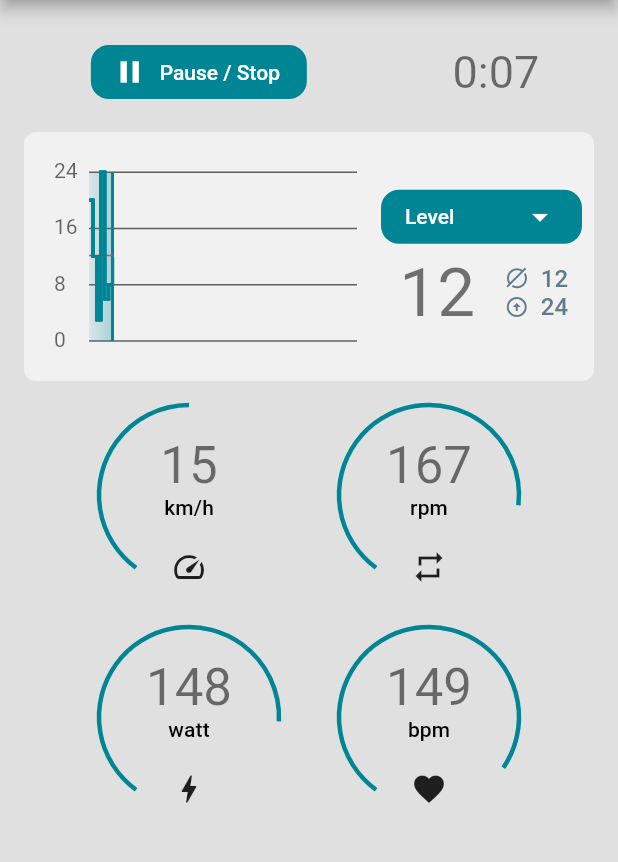
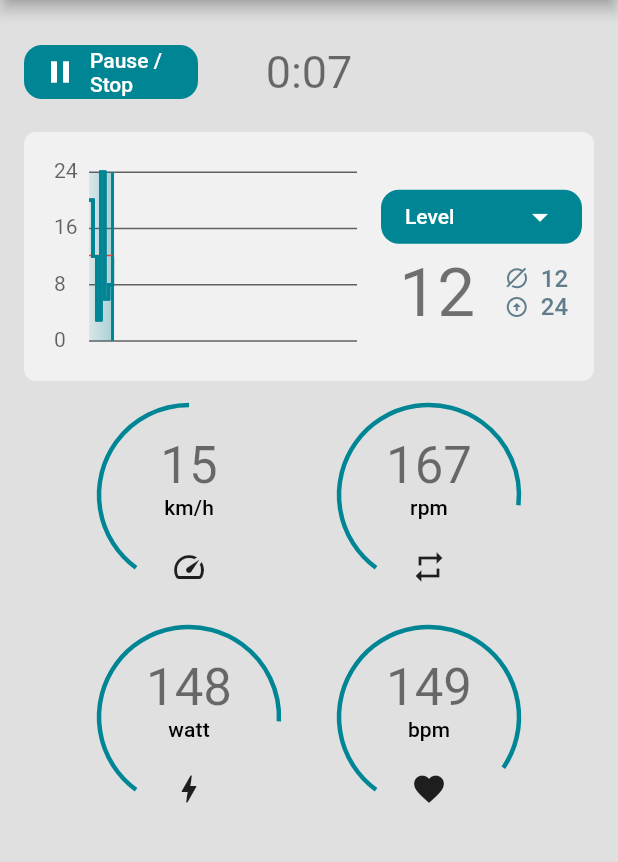
Before and after one commit to ArturAntin/workoutgraph, a Flutter app: the screen it shows after launch, on a phone screen of 412 x 824 dp, the part 84-946 px from its top. Run offline on Flutter 3.47's test engine with Material 2 defaults, Android fonts, the phone set to English and light mode, and no system bars.

Commit message:
adapt top row to fit to big and small screens

```diff
--- a/lib/top_row.dart
+++ b/lib/top_row.dart
@@ -23,13 +23,10 @@ class TopRow extends StatefulWidget {
 class _TopRowState extends State<TopRow> {
   @override
   Widget build(BuildContext context) {
-    return Column(
+    return Row(
       children: [
-        Row(
-          mainAxisAlignment: MainAxisAlignment.spaceAround,
-          children: [
-            Container(
-              width: 160,
+        Expanded(
+          child: Padding(
             padding: const EdgeInsets.all(8.0),
             child: ElevatedButton.icon(
               style: ElevatedButton.styleFrom(
@@ -56,17 +53,25 @@ class _TopRowState extends State<TopRow> {
                   : const Text("Pause / Stop"),
             ),
           ),
-            Text(
+        ),
+        Expanded(
+          child: Center(
+            child: Text(
               widget.time.minute.toString() +
                   ':' +
                   widget.time.second.toString().padLeft(2, '0'),
               style:
                   Theme.of(context).textTheme.headline4!.copyWith(fontSize: 30),
             ),
-          ],
           ),
-        if (widget.streamSubscription.isPaused)
-          TextButton.icon(
+        ),
+        Expanded(
+          child: Visibility(
+            visible: widget.streamSubscription.isPaused,
+            maintainAnimation: true,
+            maintainSize: true,
+            maintainState: true,
+            child: TextButton.icon(
               style: TextButton.styleFrom(
                 primary: Theme.of(context).primaryColor,
                 elevation: 0,
@@ -78,6 +83,8 @@ class _TopRowState extends State<TopRow> {
               icon: const Icon(Icons.restart_alt),
               label: const Text("Start new workout"),
             ),
+          ),
+        ),
       ],
     );
   }
```
Lines whose indentation alone changed are shown as unchanged.
